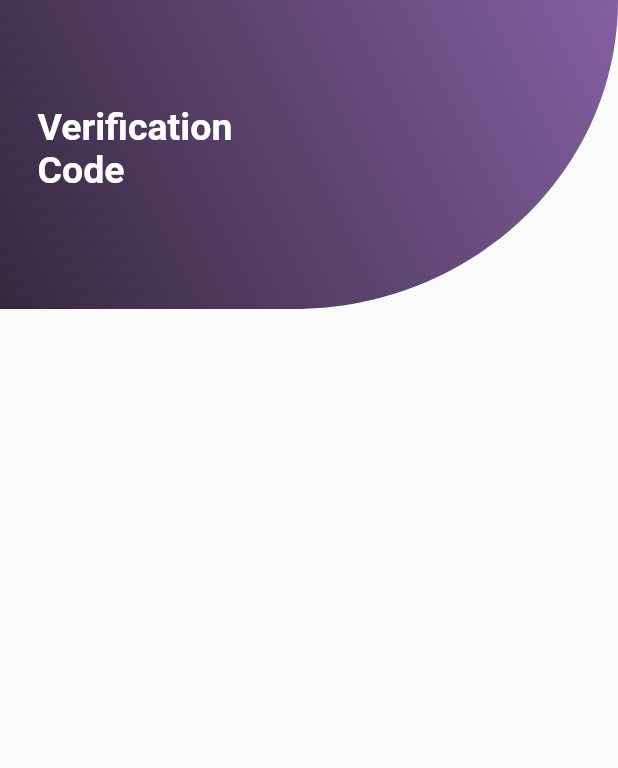
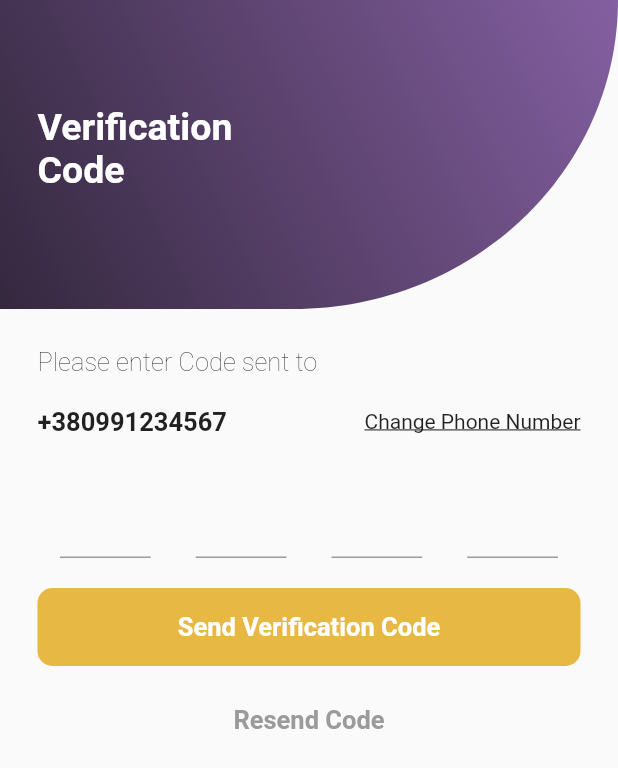
Before and after one commit to ilavisharma/Flutter-Ecommerce-App, a Flutter app: the EnterPhoneScreen screen opened by its route, after a tap on "Send Verification Code", on a phone screen of 412 x 824 dp. Shown: the top 768 px of the screen. Run offline on Flutter 3.47's test engine with Material 2 defaults, Android fonts, the phone set to English and light mode, and no system bars; Roboto replaces fonts that are missing (SF-Pro); project files that could hold a hidden picture were left out.

Commit message:
verification code screen done

```diff
--- a/lib/screens/enter_phone_screen.dart
+++ b/lib/screens/enter_phone_screen.dart
@@ -1,4 +1,4 @@
-import 'package:ecommerce_app/screens/verification_screen.dart';
+import 'package:ecommerce_app/screens/screens.dart';
 import 'package:ecommerce_app/widgets/widgets.dart';
 import 'package:flutter/material.dart';
 
@@ -60,20 +60,10 @@ class EnterPhoneScreen extends StatelessWidget {
                           context, VerificationScreen.routeName),
                     ),
                   ),
-                  SizedBox(
-                    width: double.infinity,
-                    child: FlatButton(
-                      child: Text(
-                        'Skip',
-                        textAlign: TextAlign.center,
-                        style: TextStyle(
-                            color: Color(0xFF9B9B9B),
-                            fontWeight: FontWeight.bold,
-                            fontSize: 17),
-                      ),
-                      onPressed: () => Navigator.pushNamed(
-                          context, VerificationScreen.routeName),
-                    ),
+                  FadedButton(
+                    text: 'Skip',
+                    onPressed: () => Navigator.pushNamed(
+                        context, VerificationScreen.routeName),
                   ),
                 ],
               ),
--- a/lib/screens/screens.dart
+++ b/lib/screens/screens.dart
@@ -1,3 +1,3 @@
 export './get_started_screen.dart';
 export './enter_phone_screen.dart';
-export './verification_screen.dart';
+export './verification_code_screen.dart';
--- /dev/null
+++ b/lib/screens/verification_code_screen.dart
@@ -0,0 +1,91 @@
+import 'package:ecommerce_app/widgets/widgets.dart';
+import 'package:flutter/material.dart';
+
+class VerificationScreen extends StatelessWidget {
+  static const routeName = "/verification";
+
+  List<Widget> _buildTextFields() {
+    return List(4).map((_) {
+      return Padding(
+        padding: const EdgeInsets.symmetric(horizontal: 15, vertical: 8),
+        child: TextField(
+          maxLength: 1,
+          textAlign: TextAlign.center,
+          keyboardType: TextInputType.number,
+          style: TextStyle(
+            fontSize: 25,
+          ),
+          decoration: InputDecoration(
+            counterText: '',
+            focusedBorder: UnderlineInputBorder(
+              borderSide: BorderSide(color: Colors.green, width: 2),
+            ),
+          ),
+        ),
+      );
+    }).toList();
+  }
+
+  @override
+  Widget build(BuildContext context) {
+    return Scaffold(
+      body: Column(
+        children: [
+          ClippedHeader('Verification\nCode'),
+          Padding(
+            padding: EdgeInsets.all(25),
+            child: Column(
+              crossAxisAlignment: CrossAxisAlignment.start,
+              children: [
+                Text(
+                  'Please enter Code sent to ',
+                  textAlign: TextAlign.left,
+                  style: TextStyle(
+                    fontSize: 17,
+                    fontWeight: FontWeight.w200,
+                  ),
+                ),
+                Padding(
+                  padding: EdgeInsets.symmetric(vertical: 20),
+                  child: Row(
+                    mainAxisAlignment: MainAxisAlignment.spaceBetween,
+                    children: [
+                      Text(
+                        '+380991234567',
+                        style: TextStyle(
+                          fontSize: 17,
+                          fontWeight: FontWeight.bold,
+                        ),
+                      ),
+                      Text(
+                        'Change Phone Number',
+                        style: TextStyle(
+                          fontSize: 14,
+                          decoration: TextDecoration.underline,
+                        ),
+                      ),
+                    ],
+                  ),
+                ),
+                Table(
+                  children: [TableRow(children: _buildTextFields())],
+                ),
+                Padding(
+                  padding: EdgeInsets.symmetric(vertical: 12),
+                  child: Button(
+                    text: 'Send Verification Code',
+                    onPressed: () {},
+                  ),
+                ),
+                FadedButton(
+                  text: 'Resend Code',
+                  onPressed: () {},
+                )
+              ],
+            ),
+          ),
+        ],
+      ),
+    );
+  }
+}
--- a/lib/screens/verification_screen.dart
+++ /dev/null
@@ -1,15 +0,0 @@
-import 'package:ecommerce_app/widgets/clipped_header.dart';
-import 'package:flutter/material.dart';
-
-class VerificationScreen extends StatelessWidget {
-  static const routeName = "/verification";
-
-  @override
-  Widget build(BuildContext context) {
-    return Scaffold(
-      body: Column(
-        children: [ClippedHeader('Verification\nCode')],
-      ),
-    );
-  }
-}
--- /dev/null
+++ b/lib/widgets/faded_button.dart
@@ -0,0 +1,26 @@
+import 'package:flutter/material.dart';
+
+class FadedButton extends StatelessWidget {
+  final String text;
+  final Function onPressed;
+
+  const FadedButton({this.text, this.onPressed});
+
+  @override
+  Widget build(BuildContext context) {
+    return SizedBox(
+      width: double.infinity,
+      child: FlatButton(
+        child: Text(
+          text,
+          textAlign: TextAlign.center,
+          style: TextStyle(
+              color: Color(0xFF9B9B9B),
+              fontWeight: FontWeight.bold,
+              fontSize: 17),
+        ),
+        onPressed: onPressed,
+      ),
+    );
+  }
+}
--- a/lib/widgets/widgets.dart
+++ b/lib/widgets/widgets.dart
@@ -1,2 +1,3 @@
 export './button.dart';
 export './clipped_header.dart';
+export './faded_button.dart';
```
